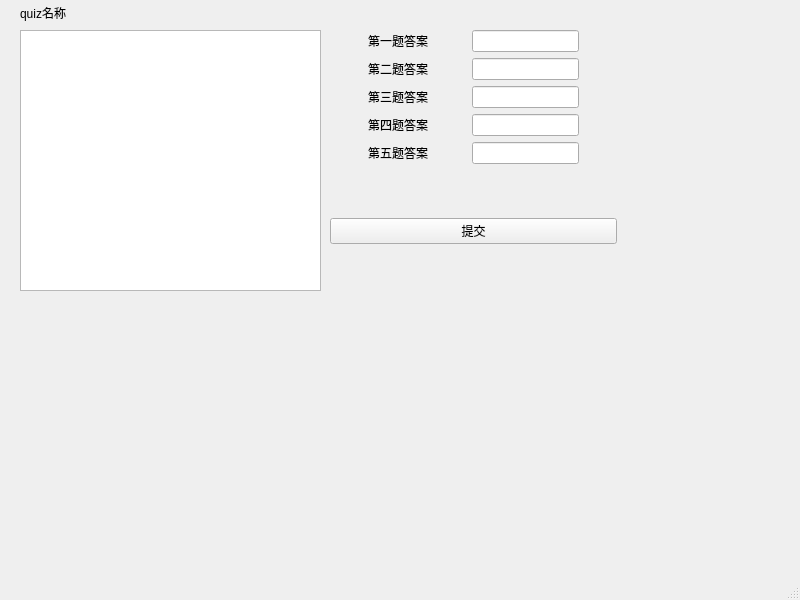
Above: client/student_quiz.ui from naifuliang/Classroom_Assistant before the change. Below: the same form after it.
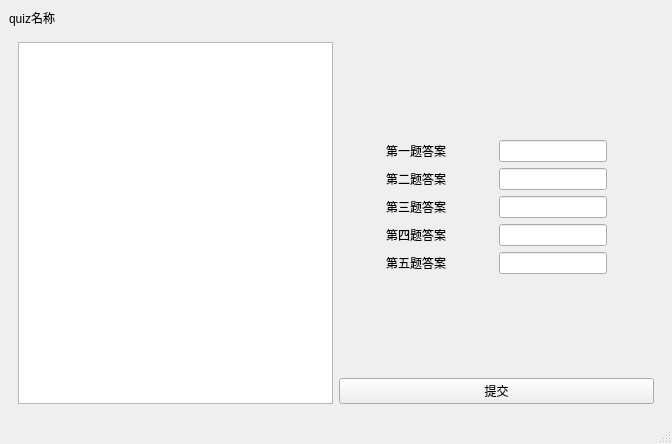
That is the form after the change.

```diff
--- a/client/student_quiz.ui
+++ b/client/student_quiz.ui
@@ -6,47 +6,36 @@
    <rect>
     <x>0</x>
     <y>0</y>
-    <width>800</width>
-    <height>600</height>
+    <width>672</width>
+    <height>444</height>
    </rect>
   </property>
   <property name="windowTitle">
    <string>MainWindow</string>
   </property>
   <widget class="QWidget" name="centralwidget">
-   <widget class="QListView" name="questions">
-    <property name="geometry">
-     <rect>
-      <x>20</x>
-      <y>30</y>
-      <width>301</width>
-      <height>261</height>
-     </rect>
-    </property>
-   </widget>
-   <widget class="QLabel" name="papername">
-    <property name="geometry">
-     <rect>
-      <x>20</x>
-      <y>3</y>
-      <width>411</width>
-      <height>20</height>
-     </rect>
-    </property>
-    <property name="text">
-     <string>quiz名称</string>
-    </property>
-   </widget>
-   <widget class="QWidget" name="">
-    <property name="geometry">
-     <rect>
-      <x>330</x>
-      <y>30</y>
-      <width>287</width>
-      <height>214</height>
-     </rect>
-    </property>
+   <layout class="QGridLayout" name="gridLayout">
+    <item row="1" column="0">
+     <widget class="QWidget" name="widget" native="true">
+      <layout class="QHBoxLayout" name="horizontalLayout_6">
+       <item>
+        <widget class="QListView" name="questions"/>
+       </item>
+       <item>
     <layout class="QVBoxLayout" name="verticalLayout_2">
+         <item>
+          <spacer name="verticalSpacer_2">
+           <property name="orientation">
+            <enum>Qt::Vertical</enum>
+           </property>
+           <property name="sizeHint" stdset="0">
+            <size>
+             <width>20</width>
+             <height>40</height>
+            </size>
+           </property>
+          </spacer>
+         </item>
      <item>
       <layout class="QVBoxLayout" name="verticalLayout">
        <item>
@@ -337,7 +326,18 @@
       </widget>
      </item>
     </layout>
-   </widget>
+       </item>
+      </layout>
+     </widget>
+    </item>
+    <item row="0" column="0">
+     <widget class="QLabel" name="papername">
+      <property name="text">
+       <string>quiz名称</string>
+      </property>
+     </widget>
+    </item>
+   </layout>
   </widget>
   <widget class="QMenuBar" name="menubar">
    <property name="geometry">
```
Left out of the diff: 4 changed lines with no effect on the pictures. Lines whose indentation alone changed are shown as unchanged.
